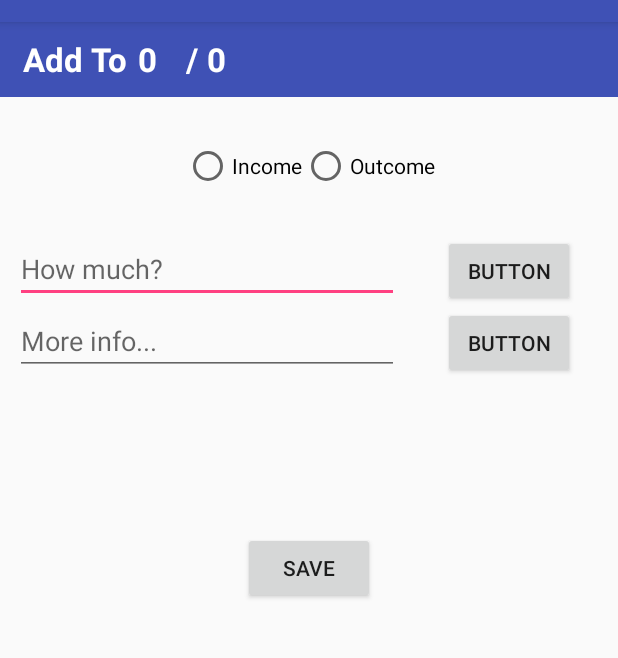
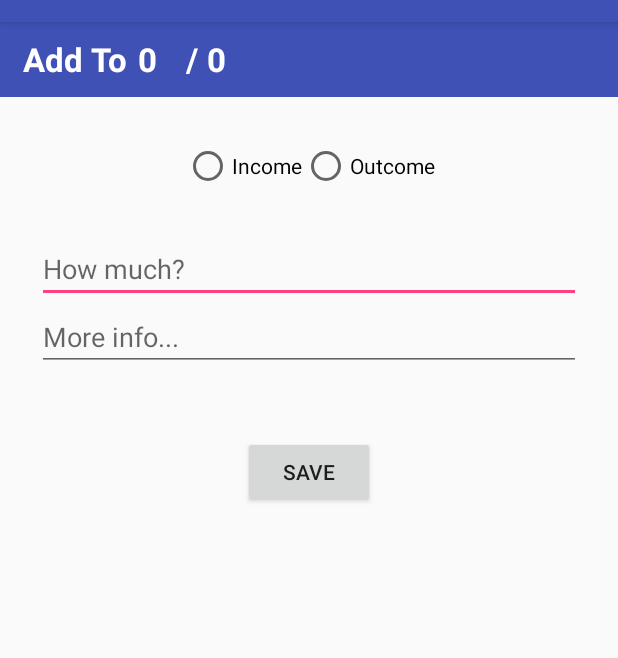
Before and after one commit to broccolism/MadCamp_Project1, an Android app: the AccountAdder screen opened directly, with no data from a screen before it, on a phone screen of 412 x 824 dp, the part 62-720 px from its top. Run offline under Robolectric (Android 15) with nearby library versions, the phone set to English and light mode, and no system bars.

Commit message:
modified layout

```diff
--- a/app/src/main/res/layout/account_item_adder.xml
+++ b/app/src/main/res/layout/account_item_adder.xml
@@ -102,21 +102,11 @@
         android:id="@+id/adder_money"
         android:layout_width="wrap_content"
         android:layout_height="wrap_content"
-        android:ems="12"
+        android:ems="17"
         android:hint="How much?"
         android:inputType="number"
-        android:layout_marginLeft="10sp"
-        app:layout_constraintTop_toBottomOf="@+id/adder_radioGroup"
-        app:layout_constraintStart_toStartOf="parent" />
-
-    <Button
-        android:id="@+id/adder_money_button"
-        android:layout_width="wrap_content"
-        android:layout_height="wrap_content"
-        android:text="Button"
-        app:layout_constraintHorizontal_bias="0.5"
         app:layout_constraintEnd_toEndOf="parent"
-        app:layout_constraintStart_toEndOf="@+id/adder_money"
+        app:layout_constraintStart_toStartOf="parent"
         app:layout_constraintTop_toBottomOf="@+id/adder_radioGroup" />
 
 
@@ -125,23 +115,12 @@
         android:layout_width="wrap_content"
         android:layout_height="wrap_content"
 
-        android:ems="12"
+        android:ems="17"
         android:hint="More info..."
         android:inputType="text"
-        android:layout_marginLeft="10sp"
-        app:layout_constraintTop_toBottomOf="@+id/adder_money_button"
-        app:layout_constraintStart_toStartOf="parent" />
-
-    <Button
-        android:id="@+id/adder_usage_button"
-        android:layout_width="wrap_content"
-        android:layout_height="wrap_content"
-
-        android:text="Button"
-        app:layout_constraintHorizontal_bias="0.5"
-        app:layout_constraintTop_toBottomOf="@id/adder_money_button"
         app:layout_constraintEnd_toEndOf="parent"
-        app:layout_constraintStart_toEndOf="@+id/adder_usage" />
+        app:layout_constraintStart_toStartOf="parent"
+        app:layout_constraintTop_toBottomOf="@+id/adder_money" />
 
     <Button
         android:id="@+id/add_new_account_item"
@@ -150,7 +129,7 @@
         android:layout_marginTop="10dp"
         android:text="Save"
 
-        app:layout_constraintVertical_bias="0.2"
+        app:layout_constraintVertical_bias="0.07"
         app:layout_constraintBottom_toBottomOf="parent"
         app:layout_constraintEnd_toEndOf="parent"
         app:layout_constraintStart_toStartOf="parent"
--- a/app/src/main/res/layout/fragment_account_book.xml
+++ b/app/src/main/res/layout/fragment_account_book.xml
@@ -131,7 +131,7 @@
         <android.support.v7.widget.RecyclerView
             android:id="@+id/rv_calendar"
             android:layout_width="350dp"
-            android:layout_height="400dp"
+            android:layout_height="wrap_content"
             >
 
         </android.support.v7.widget.RecyclerView>
```
Also changed, not shown: app/src/main/java/com/example/senthil/kotlin_tablayout/ModifyActivity.kt (+8 -2 lines), app/src/main/res/layout/account_item_editor.xml (+7 -24 lines), app/src/main/res/layout/item_calendar_empty.xml (deleted, +0 -19 lines).
